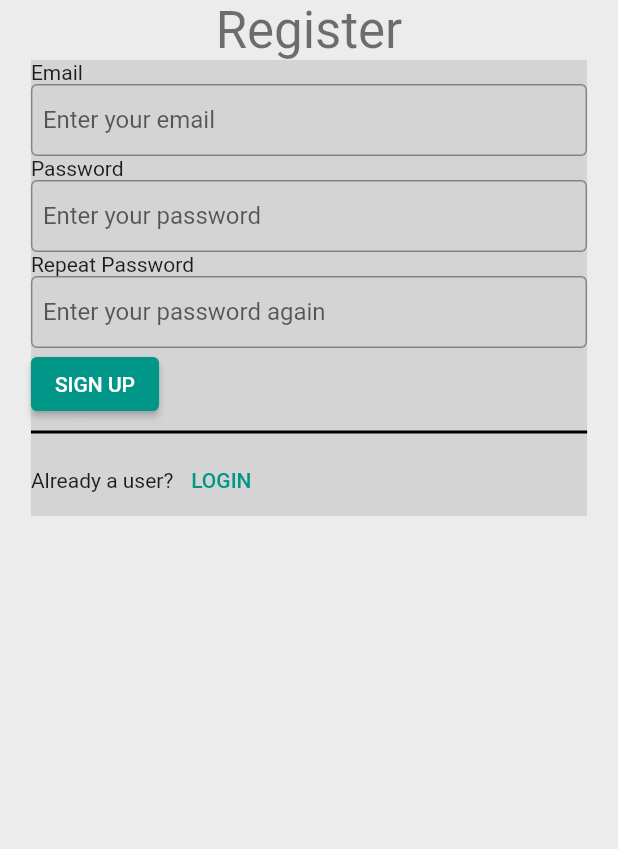
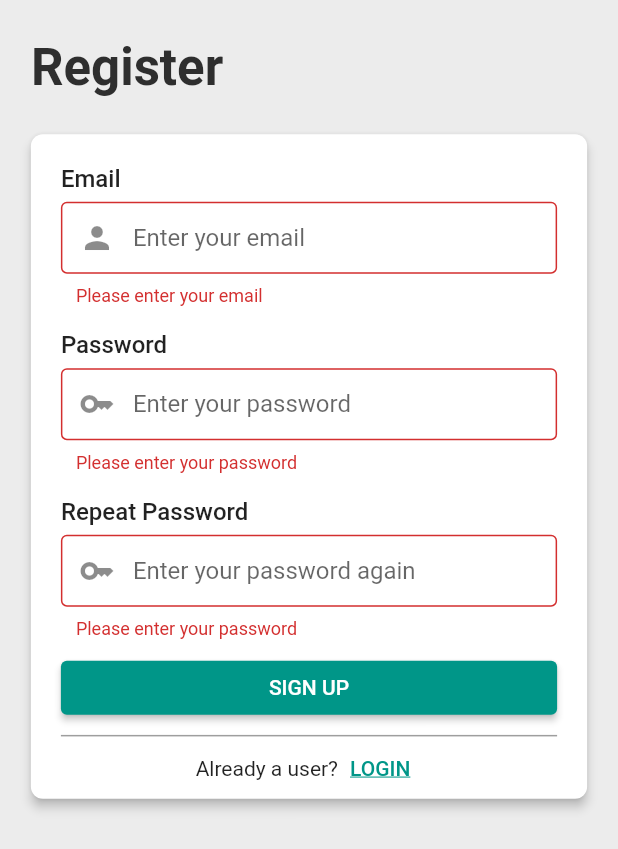
Before and after one commit to TomasKopunec/smart_receipts, a Flutter app: the screen it shows after launch, after a tap on "SIGN UP", on a phone screen of 412 x 824 dp. Shown: the top 849 px of the screen. Run offline on Flutter 3.47's test engine with Material 2 defaults, Android fonts, the phone set to English and light mode, and no system bars; our stand-ins replace flutter_slidable, persistent_bottom_nav_bar, shared_preferences.

Commit message:
Authentication UI implemented

```diff
--- a/lib/main.dart
+++ b/lib/main.dart
@@ -3,7 +3,6 @@ import 'package:flutter/services.dart';
 import 'package:provider/provider.dart';
 import 'package:smart_receipts/providers/screen_provider.dart.dart';
 import 'package:smart_receipts/screens/auth/authentication_screen.dart';
-import 'package:smart_receipts/screens/tab_control/tabs_scaffold.dart';
 import 'package:smart_receipts/providers/receipts_provider.dart';
 import 'package:smart_receipts/providers/settings/settings_provider.dart';
 import 'package:smart_receipts/screens/playgroundScreen.dart';
--- /dev/null
+++ b/lib/screens/auth/auth_section_builder.dart
@@ -0,0 +1,149 @@
+import 'package:flutter/material.dart';
+
+enum InputFieldType { email, password }
+
+class AuthSectionBuilder {
+  final List<Widget> _widgets = [];
+  Widget? _subsection;
+
+  TextFormField getTextFormField({
+    required InputFieldType type,
+    required TextEditingController controller,
+    required String hintText,
+  }) {
+    bool obscureText = false;
+    Icon? prefixIcon;
+    String? Function(String?)? validator = (val) => null;
+
+    switch (type) {
+      case InputFieldType.email:
+        prefixIcon = const Icon(Icons.person);
+        validator = ((val) {
+          if (val == null || val.isEmpty) {
+            return "Please enter your email";
+          }
+          if (!RegExp(
+                  r"^[a-zA-Z0-9.a-zA-Z0-9.!#$%&'*+-/=?^_`{|}~]+@[a-zA-Z0-9]+\.[a-zA-Z]+")
+              .hasMatch(val)) {
+            return "Please enter a valid email";
+          }
+          return null;
+        });
+        break;
+      case InputFieldType.password:
+        obscureText = true;
+        prefixIcon = const Icon(Icons.key);
+        validator = ((val) {
+          if (val == null || val.isEmpty) {
+            return "Please enter your password";
+          }
+          if (val.length < 8) {
+            return "Password must have at least 8 characters";
+          }
+          if (val.length > 24) {
+            return "The maximum password length is 24 characters";
+          }
+          return null;
+        });
+        break;
+    }
+
+    return TextFormField(
+      controller: controller,
+      obscureText: obscureText,
+      decoration: InputDecoration(
+        prefixIcon: prefixIcon,
+        border: const OutlineInputBorder(),
+        hintText: hintText,
+        contentPadding: const EdgeInsets.symmetric(horizontal: 10),
+      ),
+      validator: validator,
+    );
+  }
+
+  AuthSectionBuilder withInput(
+      InputFieldType fieldType,
+      TextEditingController controller,
+      BuildContext context,
+      String title,
+      String hintText) {
+    _widgets.add(Padding(
+      padding: const EdgeInsets.symmetric(vertical: 8),
+      child: Column(
+        mainAxisAlignment: MainAxisAlignment.start,
+        crossAxisAlignment: CrossAxisAlignment.start,
+        children: [
+          Text(
+            title,
+            style: Theme.of(context)
+                .textTheme
+                .subtitle1!
+                .copyWith(fontWeight: FontWeight.w500),
+          ),
+          const SizedBox(height: 6),
+          getTextFormField(
+              type: fieldType, controller: controller, hintText: hintText),
+        ],
+      ),
+    ));
+
+    return this;
+  }
+
+  AuthSectionBuilder withWidget(Widget widget) {
+    _widgets.add(widget);
+    return this;
+  }
+
+  AuthSectionBuilder withButton(String title, Function func) {
+    _widgets.add(SizedBox(
+      width: double.infinity,
+      child: ElevatedButton(
+          onPressed: () {
+            func();
+          },
+          child: Text(title)),
+    ));
+    return this;
+  }
+
+  AuthSectionBuilder withSubsection(Widget subsection) {
+    _subsection = subsection;
+    return this;
+  }
+
+  Widget _getSubsection() {
+    if (_subsection == null) {
+      return Container();
+    }
+
+    return Column(
+      children: [
+        const Divider(
+          color: Colors.black38,
+          thickness: 1,
+        ),
+        _subsection!
+      ],
+    );
+  }
+
+  Widget build() {
+    return Card(
+      shape: RoundedRectangleBorder(
+        borderRadius: BorderRadius.circular(8),
+      ),
+      elevation: 3,
+      margin: EdgeInsets.zero,
+      child: Padding(
+        padding: const EdgeInsets.only(top: 12, left: 20, right: 20, bottom: 6),
+        child: Column(
+          children: [
+            ..._widgets,
+            _getSubsection(),
+          ],
+        ),
+      ),
+    );
+  }
+}
--- a/lib/screens/auth/authentication_screen.dart
+++ b/lib/screens/auth/authentication_screen.dart
@@ -1,7 +1,4 @@
-import 'package:flutter/cupertino.dart';
 import 'package:flutter/material.dart';
-import 'package:flutter/src/widgets/container.dart';
-import 'package:flutter/src/widgets/framework.dart';
 import 'package:smart_receipts/helpers/size_helper.dart';
 import 'package:smart_receipts/screens/auth/change_password.dart';
 import 'package:smart_receipts/screens/auth/login.dart';
@@ -41,45 +38,29 @@ class _AuthenticationScreenState extends State<AuthenticationScreen> {
               padding: EdgeInsets.symmetric(
                   horizontal: SizeHelper.getScreenWidth(context) * 0.05),
               child: Column(
-                children: [getHeader(), getScreen(_state)],
+                mainAxisAlignment: MainAxisAlignment.start,
+                crossAxisAlignment: CrossAxisAlignment.start,
+                children: [
+                  getHeader(),
+                  getScreen(_state),
+                ],
               ),
             )));
-
-    //    body: Center(
-    //       child: Column(
-    //     mainAxisAlignment: MainAxisAlignment.start,
-    //     children: [
-    //       getScreen(),
-    //       ElevatedButton(
-    //           onPressed: () => {
-    //                 setState(() {
-    //                   state = AuthState.register;
-    //                 })
-    //               },
-    //           child: Text('Register')),
-    //       ElevatedButton(
-    //           onPressed: () => {
-    //                 setState(() {
-    //                   state = AuthState.login;
-    //                 })
-    //               },
-    //           child: Text('Login')),
-    //       ElevatedButton(
-    //           onPressed: () => {
-    //                 setState(() {
-    //                   state = AuthState.changePassword;
-    //                 })
-    //               },
-    //           child: Text('Change Password')),
-    //     ],
-    //   )),
-    // );
   }
 
   Widget getHeader() {
-    final textWidget = Text(
-      _state.toString(),
-      style: Theme.of(context).textTheme.headlineMedium,
+    final textWidget = Container(
+      //  color: Colors.blue.withOpacity(0.2),
+      padding: EdgeInsets.only(
+        top: SizeHelper.getScreenHeight(context) * 0.03,
+        bottom: SizeHelper.getScreenHeight(context) * 0.03,
+      ),
+      child: Text(
+        _state.toString(),
+        style: Theme.of(context).textTheme.headlineMedium!.copyWith(
+            color: Theme.of(context).indicatorColor,
+            fontWeight: FontWeight.w600),
+      ),
     );
 
     if (_state != AuthState.changePassword) {
@@ -88,13 +69,13 @@ class _AuthenticationScreenState extends State<AuthenticationScreen> {
 
     return Row(
       mainAxisAlignment: MainAxisAlignment.start,
-      crossAxisAlignment: CrossAxisAlignment.center,
       children: [
         IconButton(
             onPressed: () => changeScreen(AuthState.login),
-            icon: Icon(Icons.arrow_back_ios_new),
+            icon: const Icon(Icons.arrow_back_ios_new),
             color: Theme.of(context).primaryColor),
-        textWidget
+          const  SizedBox(width: 8),
+        textWidget,
       ],
     );
   }
--- a/lib/screens/auth/register.dart
+++ b/lib/screens/auth/register.dart
@@ -1,5 +1,7 @@
 import 'package:flutter/material.dart';
+import 'package:smart_receipts/screens/auth/auth_section_builder.dart';
 import 'package:smart_receipts/screens/auth/authentication_screen.dart';
+import 'package:smart_receipts/utils/snackbar_builder.dart';
 
 class Register extends StatefulWidget {
   final Function(AuthState state) func;
@@ -11,49 +13,78 @@ class Register extends StatefulWidget {
 }
 
 class _RegisterState extends State<Register> {
+  final _formKey = GlobalKey<FormState>();
+
+  final TextEditingController emailController = TextEditingController();
+  final TextEditingController passwordController = TextEditingController();
+  final TextEditingController repeatPasswordController =
+      TextEditingController();
+
+  @override
+  void dispose() {
+    emailController.dispose();
+    passwordController.dispose();
+    repeatPasswordController.dispose();
+    super.dispose();
+  }
+
   @override
   Widget build(BuildContext context) {
-    return Container(
-      color: Colors.black.withOpacity(0.1),
-      child: Column(
-        crossAxisAlignment: CrossAxisAlignment.start,
+    return Form(
+        key: _formKey,
+        child: AuthSectionBuilder()
+            .withInput(
+              InputFieldType.email,
+              emailController,
+              context,
+              "Email",
+              "Enter your email",
+            )
+            .withInput(InputFieldType.password, passwordController, context,
+                "Password", "Enter your password")
+            .withInput(InputFieldType.password, repeatPasswordController,
+                context, "Repeat Password", "Enter your password again")
+            .withButton("SIGN UP", () {
+              if (!_formKey.currentState!.validate()) {
+                return;
+              }
+
+              final email = emailController.text;
+              final pass = passwordController.text;
+
+              if (pass != repeatPasswordController.text) {
+                AppSnackBar.show(
+                    context,
+                    AppSnackBarBuilder()
+                        .withText("Passwords do not match!")
+                        .withDuration(const Duration(seconds: 4)));
+                return;
+              }
+
+              // TODO handle backend register
+              print("[API] Register ($email, $pass)");
+            })
+            .withSubsection(Row(
+              mainAxisAlignment: MainAxisAlignment.center,
               children: [
-          Text("Email"),
-          TextField(
-              decoration: InputDecoration(
-                  border: OutlineInputBorder(),
-                  hintText: 'Enter your email',
-                  contentPadding: EdgeInsets.symmetric(horizontal: 8))),
-          Text("Password"),
-          TextField(
-              decoration: InputDecoration(
-                  border: OutlineInputBorder(),
-                  hintText: 'Enter your password',
-                  contentPadding: EdgeInsets.symmetric(horizontal: 8))),
-          Text("Repeat Password"),
-          TextField(
-            decoration: InputDecoration(
-                border: OutlineInputBorder(),
-                hintText: 'Enter your password again',
-                contentPadding: EdgeInsets.symmetric(horizontal: 8)),
-          ),
-          ElevatedButton(onPressed: () {}, child: Text("SIGN UP")),
-          Divider(
-            color: Colors.black,
-            thickness: 2,
-          ),
-          Row(
-            children: [
-              Text('Already a user?'),
+                const Text('Already a user?'),
                 TextButton(
+                    style: TextButton.styleFrom(
+                        padding: const EdgeInsets.symmetric(
+                            horizontal: 8, vertical: 6),
+                        tapTargetSize: MaterialTapTargetSize.shrinkWrap,
+                        minimumSize: Size.zero),
                     onPressed: () {
                       widget.func(AuthState.login);
                     },
-                  child: Text('LOGIN'))
+                    child: const Text(
+                      'LOGIN',
+                      style: TextStyle(
+                        decoration: TextDecoration.underline,
+                      ),
+                    ))
               ],
-          )
-        ],
-      ),
-    );
+            ))
+            .build());
   }
 }
```
Also changed, not shown: lib/screens/auth/change_password.dart (+42 -20 lines), lib/screens/auth/login.dart (+82 -34 lines). Lines whose indentation alone changed are shown as unchanged.
